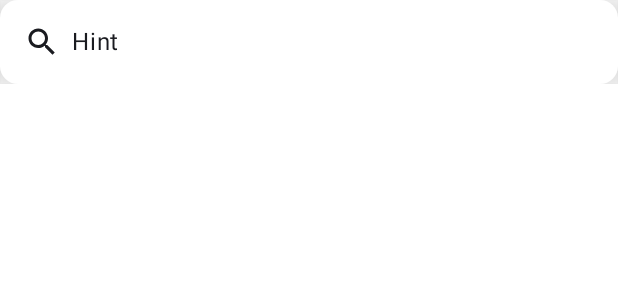
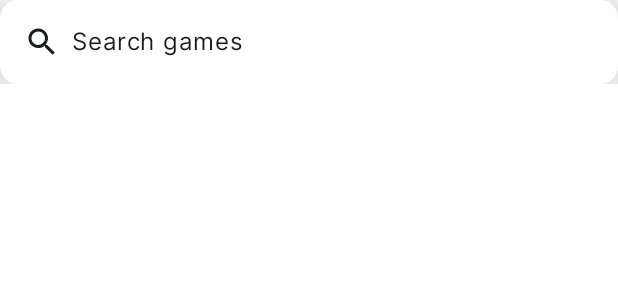
Before and after one commit to BAndersonMatjik/RawgApps, an Android app built with Jetpack Compose: the @Preview function SearchTextFieldPreview, on a phone screen of 412 x 824 dp. Shown: the top 300 px of the screen. Run offline under Robolectric (Android 15) with nearby library versions, the phone set to English and light mode, and no system bars.

Commit message:
!Change hint to inter family font not using default

```diff
--- a/app/src/main/java/com/dev/rawgapps/ui/TextFieldUi.kt
+++ b/app/src/main/java/com/dev/rawgapps/ui/TextFieldUi.kt
@@ -30,10 +30,11 @@ import androidx.compose.ui.Modifier
 import androidx.compose.ui.draw.shadow
 import androidx.compose.ui.focus.onFocusChanged
 import androidx.compose.ui.graphics.Color
+import androidx.compose.ui.text.font.FontWeight
 import androidx.compose.ui.tooling.preview.Devices
 import androidx.compose.ui.tooling.preview.Preview
 import androidx.compose.ui.unit.dp
-import com.dev.rawgapps.feature.game.GameScreen
+import com.dev.rawgapps.common.CustomFontFamily
 import com.dev.rawgapps.ui.theme.RawgAppsTheme
 
 @Composable
@@ -66,7 +67,7 @@ fun SearchTextField(
                     Icon(imageVector = Icons.Filled.Search, contentDescription = "icon search")
                     Spacer(modifier = Modifier.width(width = 8.dp))
                     if (text.isEmpty()&&!isFocus){
-                        Text(text= hint)
+                        Text(text= hint, fontFamily = CustomFontFamily.InterFontFamily, fontWeight = FontWeight.Normal)
                     }else{
                         it()
                     }
@@ -80,6 +81,6 @@ fun SearchTextField(
 @Composable
 fun SearchTextFieldPreview() {
     RawgAppsTheme {
-        SearchTextField()
+        SearchTextField(hint = "Search games")
     }
 }
```
